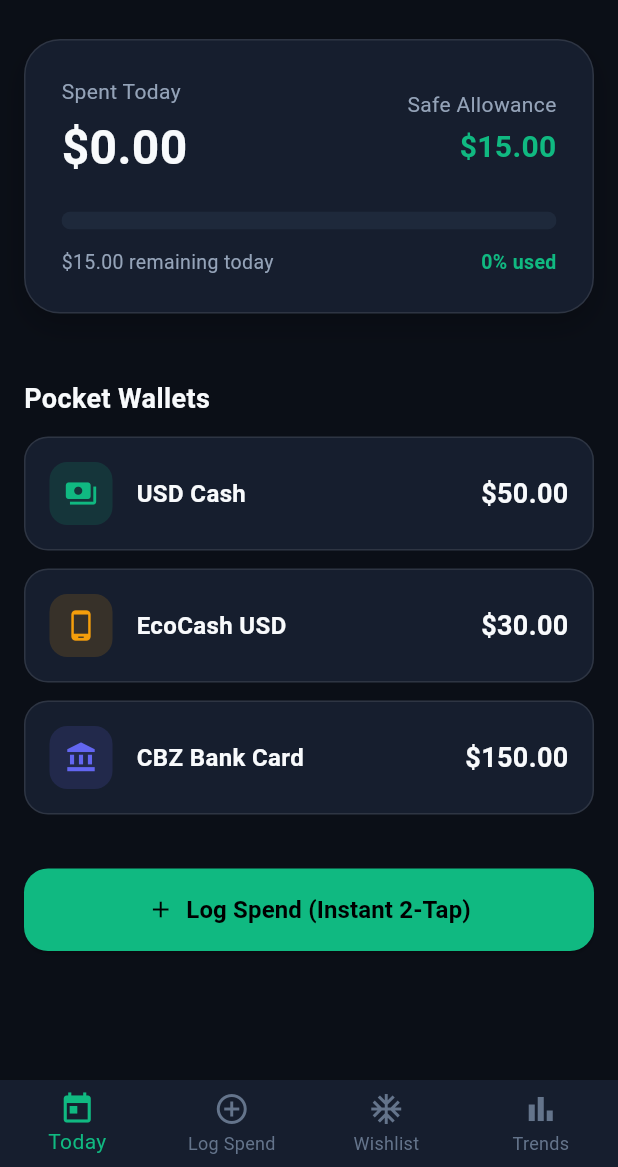
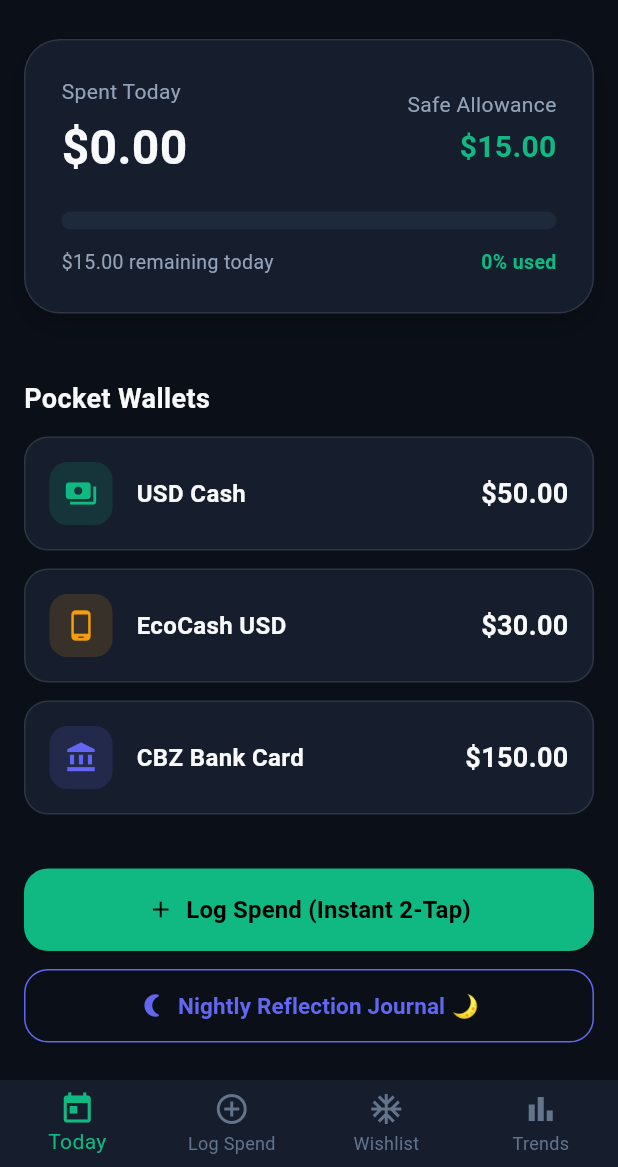
Before and after one commit to takudzwachitsungo/dalafin, a Flutter app: the screen it shows after launch, on a phone screen of 412 x 824 dp, the part 69-1236 px from its top. Run offline on Flutter 3.47's test engine with Material 3 defaults, Android fonts, the phone set to English and light mode, and no system bars; our stand-ins replace dio, flutter_local_notifications, shared_preferences, sqflite; accounts and stored records are empty.

Commit message:
feat: add nightly reflection dialog and ai coach integration

```diff
--- a/mobile/lib/features/dashboard/presentation/screens/today_dashboard_screen.dart
+++ b/mobile/lib/features/dashboard/presentation/screens/today_dashboard_screen.dart
@@ -3,6 +3,7 @@
 import '../../../../core/storage/app_database.dart';
 import '../../../../core/storage/preferences_helper.dart';
 import '../../../../core/utils/spend_velocity_tracker.dart';
+import '../../../reflections/presentation/screens/nightly_reflection_dialog.dart';
 
 class TodayDashboardScreen extends StatefulWidget {
   final VoidCallback onLogSpendPressed;
@@ -69,7 +70,6 @@
     final remainingToday = (availableToday - todaySpent).clamp(0.0, availableToday);
     final progress = availableToday > 0 ? (todaySpent / availableToday).clamp(0.0, 1.0) : 0.0;
 
-    // Evaluate Velocity Pacing
     final velocityEval = SpendVelocityTracker.evaluateVelocity(
       todaySpent: todaySpent,
       availableDailyCap: availableToday,
@@ -123,23 +123,19 @@
           child: Column(
             crossAxisAlignment: CrossAxisAlignment.start,
             children: [
-              // 1. VELOCITY PACING WARNING BANNER (IF TRIGGERED)
               if (warningMessage != null) ...[
                 _buildVelocityWarningBanner(warningMessage),
                 const SizedBox(height: 16),
               ],
 
-              // 2. TODAY SPEND PROGRESS CARD
               _buildSpendCard(availableToday, remainingToday, progress),
 
               const SizedBox(height: 20),
 
-              // 3. ROLLOVER BONUS BADGE
               if (rolloverBudget > 0) _buildRolloverBadge(),
 
               const SizedBox(height: 24),
 
-              // 4. POCKET WALLETS SECTION
               const Text(
                 "Pocket Wallets",
                 style: TextStyle(fontSize: 18, fontWeight: FontWeight.bold, color: AppColors.textPrimary),
@@ -149,8 +145,7 @@
 
               const SizedBox(height: 24),
 
-              // 5. QUICK ACTION BANNER
-              _buildQuickActionButton(),
+              _buildActionButtons(),
             ],
           ),
         ),
@@ -352,8 +347,10 @@
     );
   }
 
-  Widget _buildQuickActionButton() {
-    return SizedBox(
+  Widget _buildActionButtons() {
+    return Column(
+      children: [
+        SizedBox(
           width: double.infinity,
           child: ElevatedButton.icon(
             onPressed: () async {
@@ -371,6 +368,30 @@
               shape: RoundedRectangleBorder(borderRadius: BorderRadius.circular(16)),
             ),
           ),
+        ),
+        const SizedBox(height: 12),
+        SizedBox(
+          width: double.infinity,
+          child: OutlinedButton.icon(
+            onPressed: () {
+              showDialog(
+                context: context,
+                builder: (ctx) => const NightlyReflectionDialog(),
+              ).then((_) => _loadOfflineData());
+            },
+            icon: const Icon(Icons.nightlight_round, color: AppColors.infoIndigo),
+            label: const Text(
+              "Nightly Reflection Journal 🌙",
+              style: TextStyle(color: AppColors.infoIndigo, fontWeight: FontWeight.bold, fontSize: 15),
+            ),
+            style: OutlinedButton.styleFrom(
+              side: const BorderSide(color: AppColors.infoIndigo),
+              padding: const EdgeInsets.symmetric(vertical: 14),
+              shape: RoundedRectangleBorder(borderRadius: BorderRadius.circular(16)),
+            ),
+          ),
+        ),
+      ],
     );
   }
 }
```
Also changed, not shown: mobile/lib/features/reflections/presentation/screens/nightly_reflection_dialog.dart (added, +217 -0 lines). Lines whose indentation alone changed are shown as unchanged.
